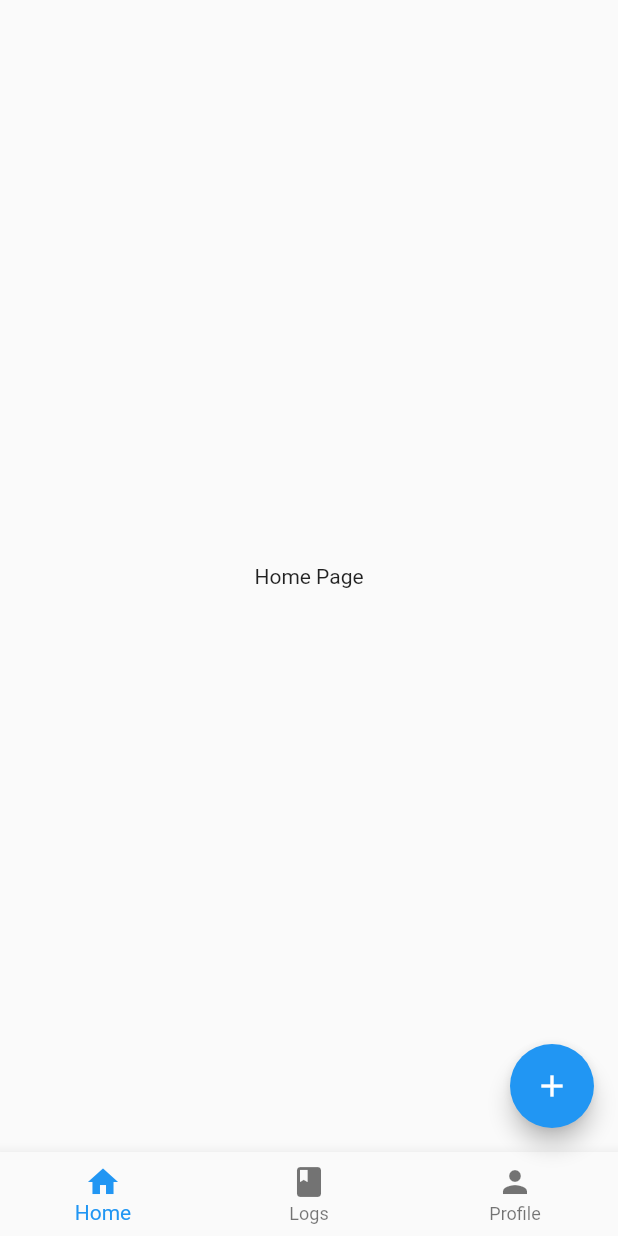
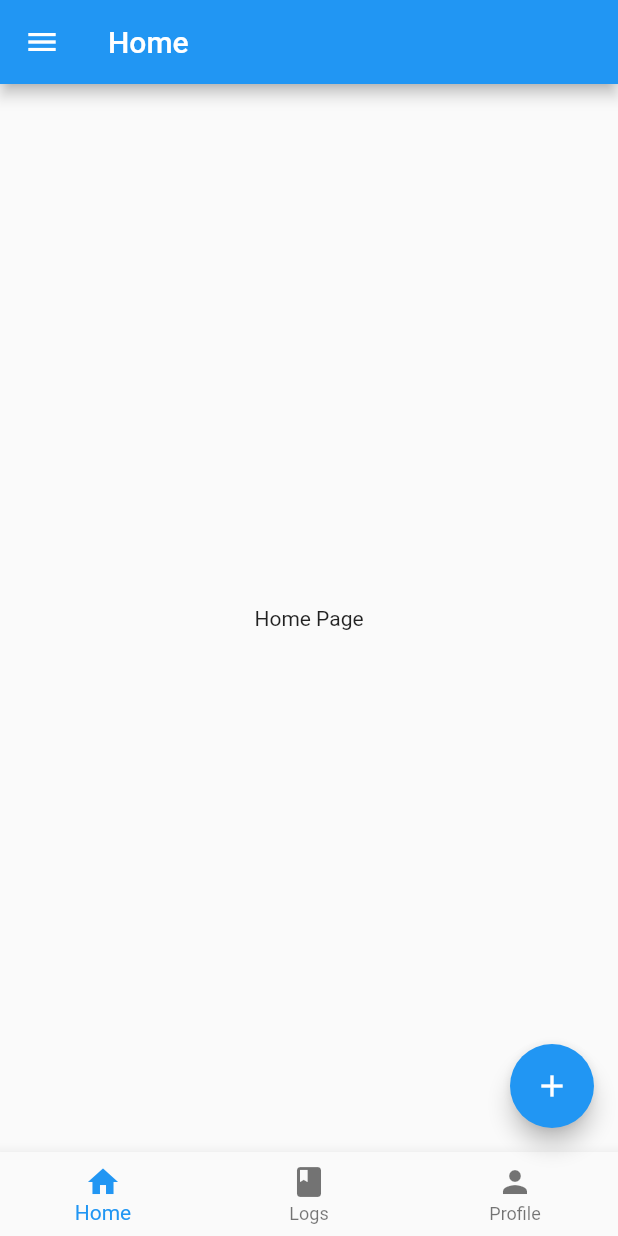
Before and after one commit to aryanPokharel/singo, a Flutter app: the HomeScreen screen opened by its route, on a phone screen of 412 x 824 dp. Run offline on Flutter 3.47's test engine with Material 2 defaults, Android fonts, the phone set to English and light mode, and no system bars; our stand-ins replace country_code_picker, flutter_spinkit, motion_toast.

```diff
--- a/lib/main.dart
+++ b/lib/main.dart
@@ -2,13 +2,15 @@ import 'package:flutter/material.dart';
 import 'package:singo/screens/HomeScreen.dart';
 import 'package:singo/screens/LoginScreen.dart';
 import 'package:singo/screens/RegisterScreen.dart';
+import 'package:singo/screens/SplashScreen.dart';
 
 void main(List<String> args) {
   runApp(
     MaterialApp(
       debugShowCheckedModeBanner: false,
-      initialRoute: '/loginPage',
+      initialRoute: '/splashScreen',
       routes: {
+        '/splashScreen': (context) => const SplashScreen(),
         '/loginPage': (context) => const LoginScreen(),
         '/registerPage': (context) => const RegisterScreen(),
         '/homePage': (context) => const HomeScreen()
--- a/lib/screens/HomeScreen.dart
+++ b/lib/screens/HomeScreen.dart
@@ -19,6 +19,42 @@ class _HomeScreenState extends State<HomeScreen> {
   @override
   Widget build(BuildContext context) {
     return Scaffold(
+      appBar: AppBar(
+        title: const Text("Home"),
+      ),
+      drawer: Drawer(
+        child: ListView(
+          padding: EdgeInsets.zero,
+          children: <Widget>[
+            const DrawerHeader(
+              decoration: BoxDecoration(
+                color: Colors.blue,
+              ),
+              child: Text(
+                'Drawer Header',
+                style: TextStyle(
+                  color: Colors.white,
+                  fontSize: 24,
+                ),
+              ),
+            ),
+            ListTile(
+              leading: const Icon(Icons.home),
+              title: const Text('Home'),
+              onTap: () {
+                // Handle drawer item tap
+              },
+            ),
+            ListTile(
+              leading: const Icon(Icons.settings),
+              title: const Text('Settings'),
+              onTap: () {
+                // Handle drawer item tap
+              },
+            ),
+          ],
+        ),
+      ),
       body: IndexedStack(
         index: _selectedIndex,
         children: const [
--- a/pubspec.yaml
+++ b/pubspec.yaml
@@ -39,6 +39,7 @@ dependencies:
   http: ^1.1.0
   json_serializable: ^6.7.1
   motion_toast: ^2.7.8
+  flutter_spinkit: ^5.2.0
 
 dev_dependencies:
   flutter_test:
```
Also changed, not shown: lib/screens/SplashScreen.dart (added, +61 -0 lines), pubspec.lock.
